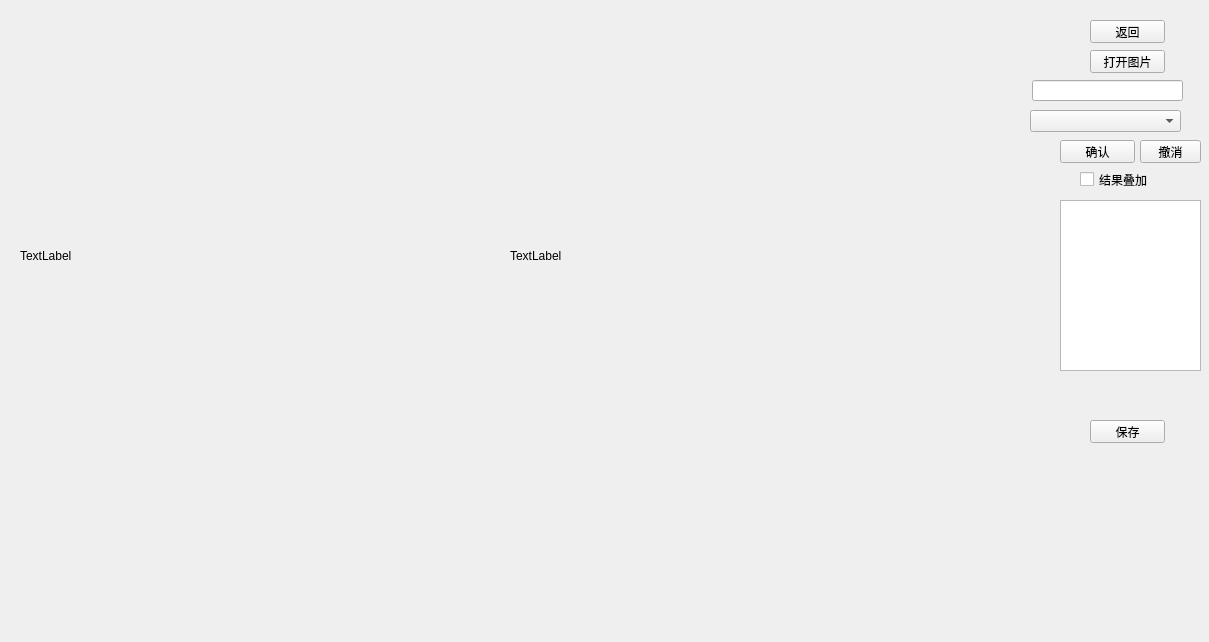
Above: preprocessing/preprocessing.ui from Wangyabin-sss/OpencvUsefulTool before the change. Below: the same form after it.
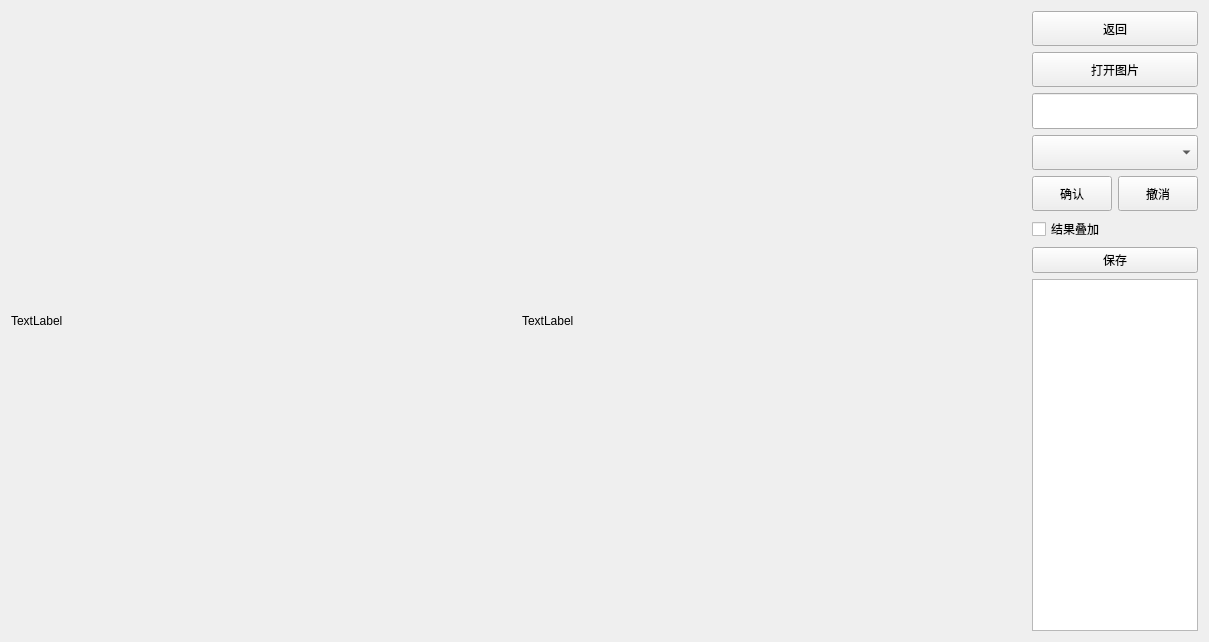
That is the form after the change.

```diff
--- a/preprocessing/preprocessing.ui
+++ b/preprocessing/preprocessing.ui
@@ -13,140 +13,142 @@
   <property name="windowTitle">
    <string>Form</string>
   </property>
+  <layout class="QGridLayout" name="gridLayout">
+   <item row="0" column="0">
+    <layout class="QHBoxLayout" name="horizontalLayout_2" stretch="8,8,1">
+     <item>
+      <widget class="QLabel" name="label">
+       <property name="text">
+        <string>TextLabel</string>
+       </property>
+      </widget>
+     </item>
+     <item>
+      <widget class="QLabel" name="label_2">
+       <property name="text">
+        <string>TextLabel</string>
+       </property>
+      </widget>
+     </item>
+     <item>
+      <layout class="QVBoxLayout" name="verticalLayout" stretch="1,1,1,1,1,1,0,10">
+       <item>
   <widget class="QPushButton" name="comeback">
-   <property name="geometry">
-    <rect>
-     <x>1090</x>
-     <y>20</y>
-     <width>75</width>
-     <height>23</height>
-    </rect>
+         <property name="sizePolicy">
+          <sizepolicy hsizetype="Minimum" vsizetype="Expanding">
+           <horstretch>0</horstretch>
+           <verstretch>0</verstretch>
+          </sizepolicy>
    </property>
    <property name="text">
     <string>返回</string>
    </property>
   </widget>
-  <widget class="QPushButton" name="saveimage">
-   <property name="geometry">
-    <rect>
-     <x>1090</x>
-     <y>420</y>
-     <width>75</width>
-     <height>23</height>
-    </rect>
+       </item>
+       <item>
+        <widget class="QPushButton" name="openimg">
+         <property name="sizePolicy">
+          <sizepolicy hsizetype="Minimum" vsizetype="Expanding">
+           <horstretch>0</horstretch>
+           <verstretch>0</verstretch>
+          </sizepolicy>
    </property>
    <property name="text">
-    <string>保存</string>
-   </property>
-  </widget>
-  <widget class="QLabel" name="label">
-   <property name="geometry">
-    <rect>
-     <x>20</x>
-     <y>20</y>
-     <width>471</width>
-     <height>471</height>
-    </rect>
-   </property>
-   <property name="text">
-    <string>TextLabel</string>
-   </property>
-  </widget>
-  <widget class="QCheckBox" name="checkBox">
-   <property name="geometry">
-    <rect>
-     <x>1080</x>
-     <y>170</y>
-     <width>80</width>
-     <height>19</height>
-    </rect>
-   </property>
-   <property name="text">
-    <string>结果叠加</string>
-   </property>
-  </widget>
-  <widget class="QTextEdit" name="textEdit">
-   <property name="geometry">
-    <rect>
-     <x>1060</x>
-     <y>200</y>
-     <width>141</width>
-     <height>171</height>
-    </rect>
-   </property>
-  </widget>
-  <widget class="QComboBox" name="comboBox">
-   <property name="geometry">
-    <rect>
-     <x>1030</x>
-     <y>110</y>
-     <width>151</width>
-     <height>22</height>
-    </rect>
-   </property>
-  </widget>
+          <string>打开图片</string>
+         </property>
+        </widget>
+       </item>
+       <item>
   <widget class="QLineEdit" name="lineEdit">
-   <property name="geometry">
-    <rect>
-     <x>1032</x>
-     <y>80</y>
-     <width>151</width>
-     <height>21</height>
-    </rect>
-   </property>
-  </widget>
+         <property name="sizePolicy">
+          <sizepolicy hsizetype="Minimum" vsizetype="Expanding">
+           <horstretch>0</horstretch>
+           <verstretch>0</verstretch>
+          </sizepolicy>
+         </property>
+        </widget>
+       </item>
+       <item>
+        <widget class="QComboBox" name="comboBox">
+         <property name="sizePolicy">
+          <sizepolicy hsizetype="Minimum" vsizetype="Expanding">
+           <horstretch>0</horstretch>
+           <verstretch>0</verstretch>
+          </sizepolicy>
+         </property>
+        </widget>
+       </item>
+       <item>
+        <layout class="QHBoxLayout" name="horizontalLayout">
+         <item>
   <widget class="QPushButton" name="processimg">
-   <property name="geometry">
-    <rect>
-     <x>1060</x>
-     <y>140</y>
-     <width>75</width>
-     <height>23</height>
-    </rect>
+           <property name="sizePolicy">
+            <sizepolicy hsizetype="Minimum" vsizetype="Expanding">
+             <horstretch>0</horstretch>
+             <verstretch>0</verstretch>
+            </sizepolicy>
    </property>
    <property name="text">
     <string>确认</string>
    </property>
   </widget>
+         </item>
+         <item>
   <widget class="QPushButton" name="chehui">
-   <property name="geometry">
-    <rect>
-     <x>1140</x>
-     <y>140</y>
-     <width>61</width>
-     <height>23</height>
-    </rect>
+           <property name="sizePolicy">
+            <sizepolicy hsizetype="Minimum" vsizetype="Expanding">
+             <horstretch>0</horstretch>
+             <verstretch>0</verstretch>
+            </sizepolicy>
    </property>
    <property name="text">
     <string>撤消</string>
    </property>
   </widget>
-  <widget class="QPushButton" name="openimg">
-   <property name="geometry">
-    <rect>
-     <x>1090</x>
-     <y>50</y>
-     <width>75</width>
-     <height>23</height>
-    </rect>
+         </item>
+        </layout>
+       </item>
+       <item>
+        <widget class="QCheckBox" name="checkBox">
+         <property name="sizePolicy">
+          <sizepolicy hsizetype="Minimum" vsizetype="Fixed">
+           <horstretch>0</horstretch>
+           <verstretch>0</verstretch>
+          </sizepolicy>
    </property>
    <property name="text">
-    <string>打开图片</string>
-   </property>
-  </widget>
-  <widget class="QLabel" name="label_2">
-   <property name="geometry">
-    <rect>
-     <x>510</x>
-     <y>20</y>
-     <width>481</width>
-     <height>471</height>
-    </rect>
+          <string>结果叠加</string>
+         </property>
+        </widget>
+       </item>
+       <item>
+        <widget class="QPushButton" name="saveimage">
+         <property name="sizePolicy">
+          <sizepolicy hsizetype="Minimum" vsizetype="Expanding">
+           <horstretch>0</horstretch>
+           <verstretch>0</verstretch>
+          </sizepolicy>
    </property>
    <property name="text">
-    <string>TextLabel</string>
-   </property>
-  </widget>
+          <string>保存</string>
+         </property>
+        </widget>
+       </item>
+       <item>
+        <widget class="QTextEdit" name="textEdit">
+         <property name="sizePolicy">
+          <sizepolicy hsizetype="Expanding" vsizetype="Minimum">
+           <horstretch>0</horstretch>
+           <verstretch>0</verstretch>
+          </sizepolicy>
+         </property>
+        </widget>
+       </item>
+      </layout>
+     </item>
+    </layout>
+   </item>
+  </layout>
  </widget>
  <resources/>
  <connections/>
```
Lines whose indentation alone changed are shown as unchanged.
